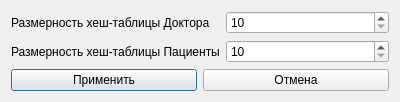
Before: the Qt Designer form hashtablecapacitydialog.ui in skrine525/fefu-fds-coursework, drawn with Qt 5.
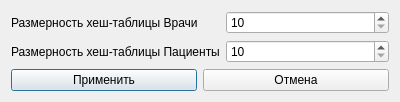
After: the same form once the commit is applied.

Patch:
```diff
--- a/hashtablecapacitydialog.ui
+++ b/hashtablecapacitydialog.ui
@@ -26,7 +26,7 @@
      <item row="0" column="0">
       <widget class="QLabel" name="labelHashTableCapacity1">
        <property name="text">
-        <string>Размерность хеш-таблицы Доктора</string>
+        <string>Размерность хеш-таблицы Врачи</string>
        </property>
       </widget>
      </item>
```
